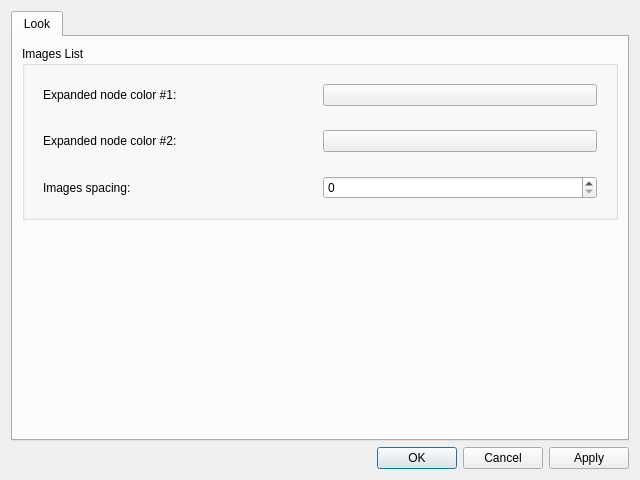
The window that src/gui/desktop/ui/configuration_dialog.ui (Kicer86/photobroom) describes before a commit, drawn with Qt 5.
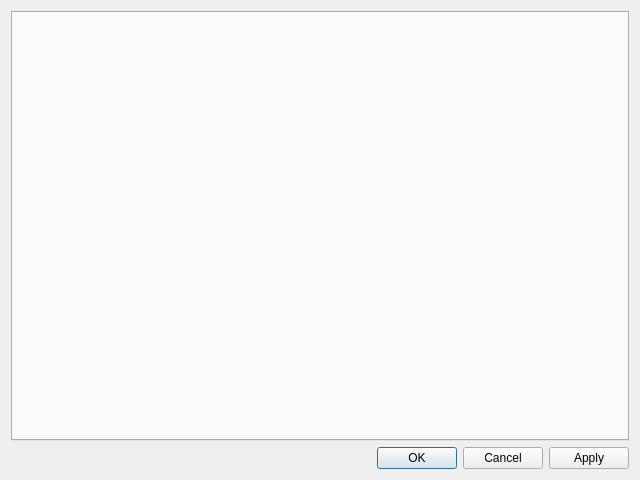
The same window after the commit.

Commit message: gui: config_tabs: introducing LookTab

The edit to the form file:
```diff
--- a/src/gui/desktop/ui/configuration_dialog.ui
+++ b/src/gui/desktop/ui/configuration_dialog.ui
@@ -22,92 +22,7 @@
      <property name="currentIndex">
       <number>0</number>
      </property>
-     <widget class="QWidget" name="viewConfigWidget">
-      <attribute name="title">
-       <string>Look</string>
-      </attribute>
-      <layout class="QVBoxLayout" name="verticalLayout_5">
-       <item>
-        <widget class="QGroupBox" name="groupBox">
-         <property name="title">
-          <string>Images List</string>
-         </property>
-         <layout class="QVBoxLayout" name="verticalLayout_2">
-          <item>
-           <widget class="QWidget" name="widget" native="true">
-            <layout class="QHBoxLayout" name="horizontalLayout_2">
-             <item>
-              <widget class="QLabel" name="label">
-               <property name="text">
-                <string>Expanded node color #1:</string>
-               </property>
-              </widget>
-             </item>
-             <item>
-              <widget class="QPushButton" name="l_im_color1Button">
-               <property name="text">
-                <string/>
-               </property>
-              </widget>
-             </item>
-            </layout>
-           </widget>
-          </item>
-          <item>
-           <widget class="QWidget" name="widget_2" native="true">
-            <layout class="QHBoxLayout" name="horizontalLayout">
-             <item>
-              <widget class="QLabel" name="label_2">
-               <property name="text">
-                <string>Expanded node color #2:</string>
-               </property>
-              </widget>
-             </item>
-             <item>
-              <widget class="QPushButton" name="l_im_color2Button">
-               <property name="text">
-                <string/>
-               </property>
-              </widget>
-             </item>
-            </layout>
-           </widget>
-          </item>
-          <item>
-           <widget class="QWidget" name="widget_3" native="true">
-            <layout class="QHBoxLayout" name="horizontalLayout_3">
-             <item>
-              <widget class="QLabel" name="label_3">
-               <property name="text">
-                <string>Images spacing:</string>
-               </property>
-              </widget>
-             </item>
-             <item>
-              <widget class="QSpinBox" name="l_im_spacingSpinBox"/>
-             </item>
-            </layout>
-           </widget>
-          </item>
-         </layout>
-        </widget>
-       </item>
-       <item>
-        <spacer name="verticalSpacer_2">
-         <property name="orientation">
-          <enum>Qt::Vertical</enum>
-         </property>
-         <property name="sizeHint" stdset="0">
-          <size>
-           <width>20</width>
-           <height>199</height>
-          </size>
-         </property>
-        </spacer>
-       </item>
-      </layout>
      </widget>
-    </widget>
    </item>
    <item>
     <widget class="QDialogButtonBox" name="buttonBox">
```
The commit also changes 4 other files.
